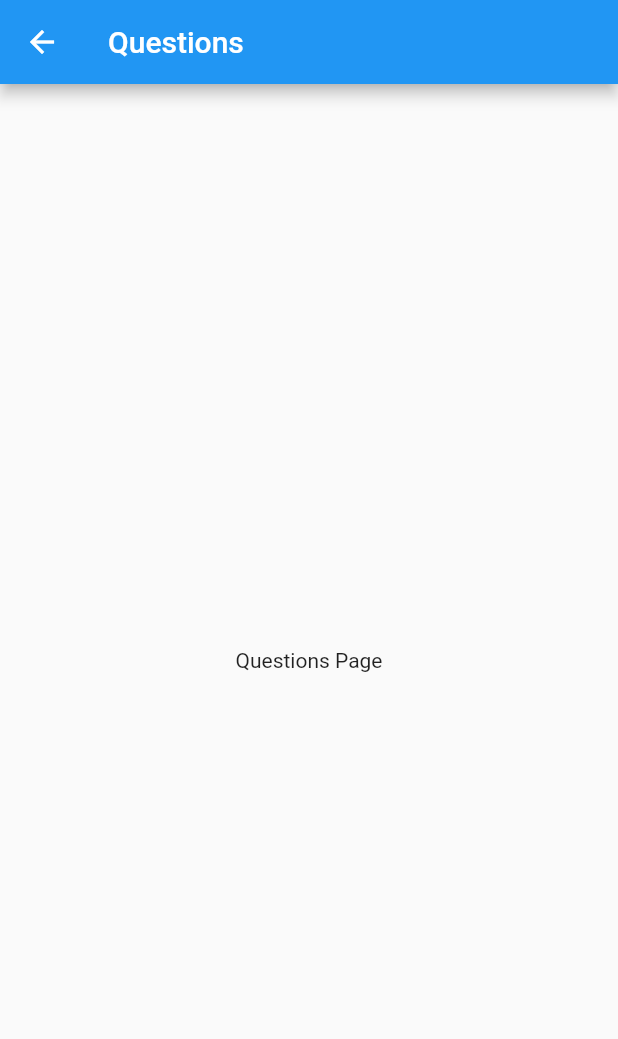
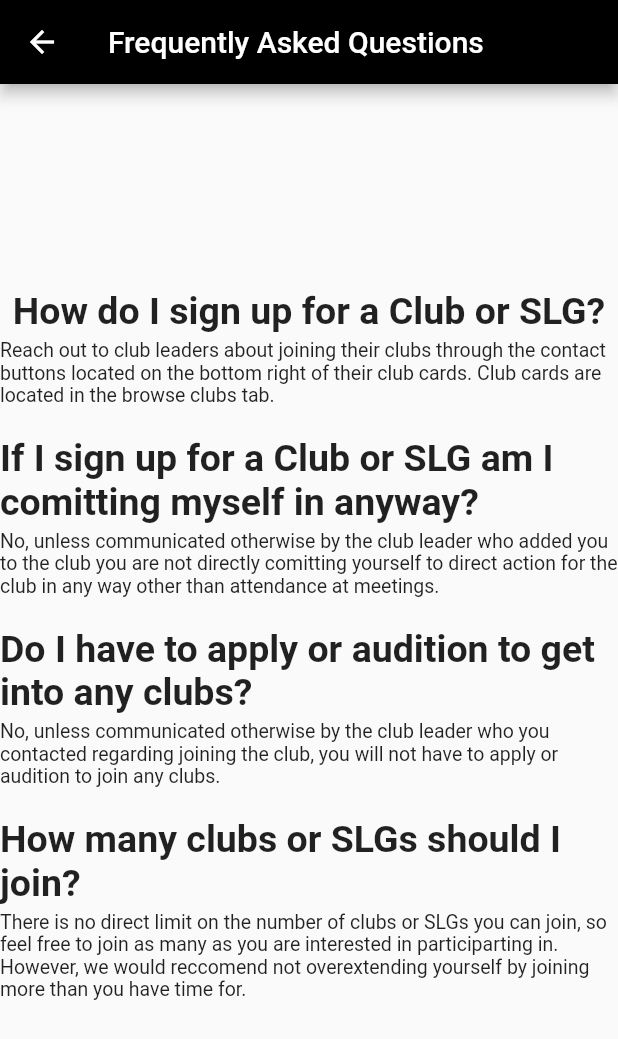
Before and after one commit to rfern565/MHS-App, a Flutter app: the questionsPage screen opened by its route, on a phone screen of 412 x 824 dp. Shown: the top 1039 px of the screen. Run offline on Flutter 3.47's test engine with Material 2 defaults, Android fonts, the light colour scheme and no system bars.

Commit message:
Added questions to FAQ tab

```diff
--- a/mhsapp/lib/main.dart
+++ b/mhsapp/lib/main.dart
@@ -157,6 +157,7 @@ class MySchedulePage extends StatelessWidget {
     return Scaffold(
       appBar: AppBar(
         title: Text('My Schedule'),
+        backgroundColor: Colors.black,
       ),
       body: Center(
         child: Text('My Schedule Page'),
@@ -171,6 +172,7 @@ class MyClubsPage extends StatelessWidget {
     return Scaffold(
       appBar: AppBar(
         title: Text('My Clubs'),
+        backgroundColor: Colors.black,
       ),
       body: Center(
         child: Text('My Clubs Page'),
@@ -185,6 +187,7 @@ class BrowseClubsPage extends StatelessWidget {
     return Scaffold(
       appBar: AppBar(
         title: Text('Browse Clubs'),
+        backgroundColor: Colors.black,
       ),
       body: Center(
         child: Text('Browse Clubs Page'),
@@ -197,12 +200,97 @@ class questionsPage extends StatelessWidget {
   @override
   Widget build(BuildContext context) {
     return Scaffold(
-      appBar: AppBar(
-        title: Text('Questions'),
+            appBar: AppBar(
+        title: Text('Frequently Asked Questions'),
+        backgroundColor: Colors.black,
       ),
-      body: Center(
-        child: Text('Questions Page'),
-      ),
+      body: Stack(
+        children: [
+          Center(
+            child: Column(
+              mainAxisAlignment: MainAxisAlignment.center,
+              children: [
+                Padding(
+                  padding: const EdgeInsets.only(bottom: 4),
+                  child: Text(
+                    'How do I sign up for a Club or SLG?',
+                    style: TextStyle(
+                      fontSize: 25,
+                      fontWeight: FontWeight.bold,
+                    ),
+                  ),
+                ),
+                Padding(
+                  padding: const EdgeInsets.only(bottom: 20),
+                  child: Text(
+                    'Reach out to club leaders about joining their clubs through the contact buttons located on the bottom right of their club cards. Club cards are located in the browse clubs tab.',
+                    style: TextStyle(
+                      fontSize: 13,
+                    ),
+                  ),
+                ),
+                  Padding(
+                  padding: const EdgeInsets.only(bottom: 4),
+                  child: Text(
+                    'If I sign up for a Club or SLG am I comitting myself in anyway?',
+                    style: TextStyle(
+                      fontSize: 25,
+                      fontWeight: FontWeight.bold,
+                    ),
+                  ),
+                ),
+                  Padding(
+                  padding: const EdgeInsets.only(bottom: 20),
+                  child: Text(
+                    'No, unless communicated otherwise by the club leader who added you to the club you are not directly comitting yourself to direct action for the club in any way other than attendance at meetings.',
+                    style: TextStyle(
+                      fontSize: 13,
+                    ),
+                  ),
+                ),
+                Padding(
+                  padding: const EdgeInsets.only(bottom: 4),
+                  child: Text(
+                    'Do I have to apply or audition to get into any clubs?',
+                    style: TextStyle(
+                      fontSize: 25,
+                      fontWeight: FontWeight.bold,
+                    ),
+                  ),
+                ),
+                  Padding(
+                  padding: const EdgeInsets.only(bottom: 20),
+                  child: Text(
+                    'No, unless communicated otherwise by the club leader who you contacted regarding joining the club, you will not have to apply or audition to join any clubs.',
+                    style: TextStyle(
+                      fontSize: 13,
+                    ),
+                  ),
+                ),
+                Padding(
+                  padding: const EdgeInsets.only(bottom: 4),
+                  child: Text(
+                    'How many clubs or SLGs should I join?',
+                    style: TextStyle(
+                      fontSize: 25,
+                      fontWeight: FontWeight.bold,
+                    ),
+                  ),
+                ),
+                  Padding(
+                  padding: const EdgeInsets.only(bottom: 20),
+                  child: Text(
+                    'There is no direct limit on the number of clubs or SLGs you can join, so feel free to join as many as you are interested in participarting in. However, we would reccomend not overextending yourself by joining more than you have time for.',
+                    style: TextStyle(
+                      fontSize: 13,
+                    ),
+                  ),
+                )
+              ]
+              ),
+           )
+        ]
+    ),
     );
   }
 }
```
